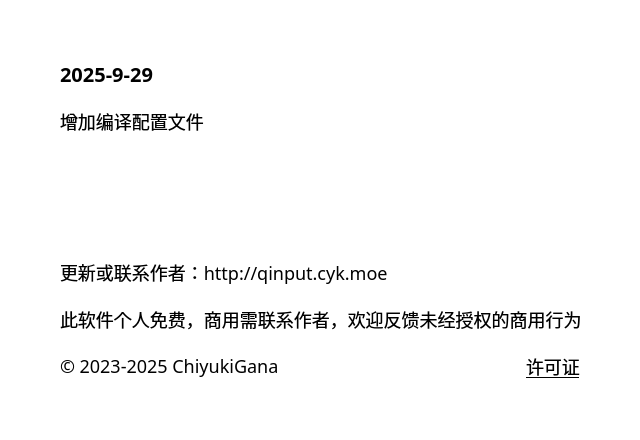
First picture: the form in source/ui/AboutUi.ui, repository ChiyukiGana/Quickinput, before the edit.
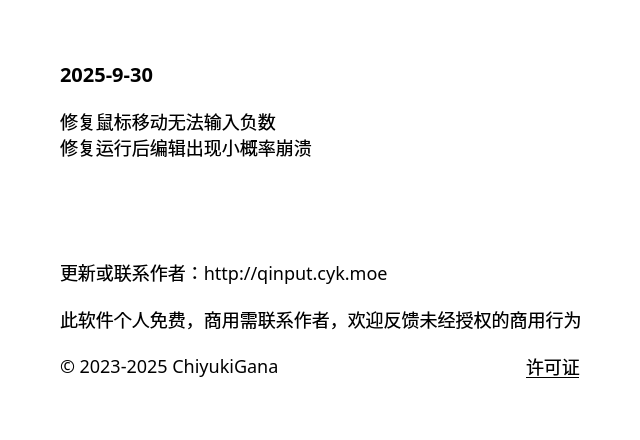
Second picture: the form after the edit.

```diff
--- a/source/ui/AboutUi.ui
+++ b/source/ui/AboutUi.ui
@@ -90,7 +90,7 @@
          <string notr="true">font-size:20px</string>
         </property>
         <property name="text">
-         <string>2025-9-29</string>
+         <string>2025-9-30</string>
         </property>
         <property name="textFormat">
          <enum>Qt::TextFormat::PlainText</enum>
@@ -106,7 +106,8 @@
          </sizepolicy>
         </property>
         <property name="text">
-         <string>增加编译配置文件</string>
+         <string>修复鼠标移动无法输入负数
+修复运行后编辑出现小概率崩溃</string>
         </property>
         <property name="textFormat">
          <enum>Qt::TextFormat::PlainText</enum>
```
